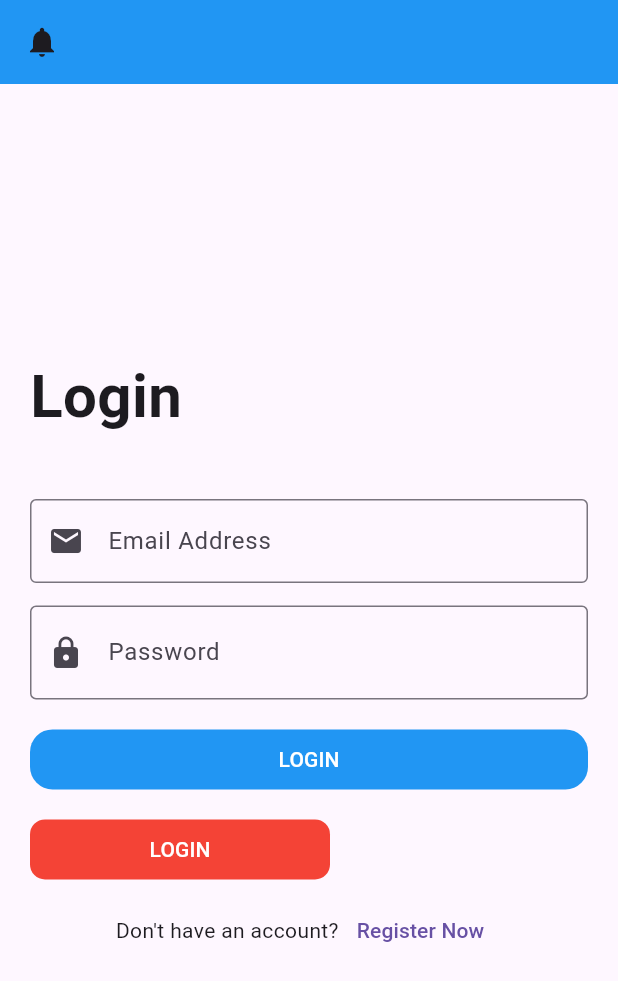
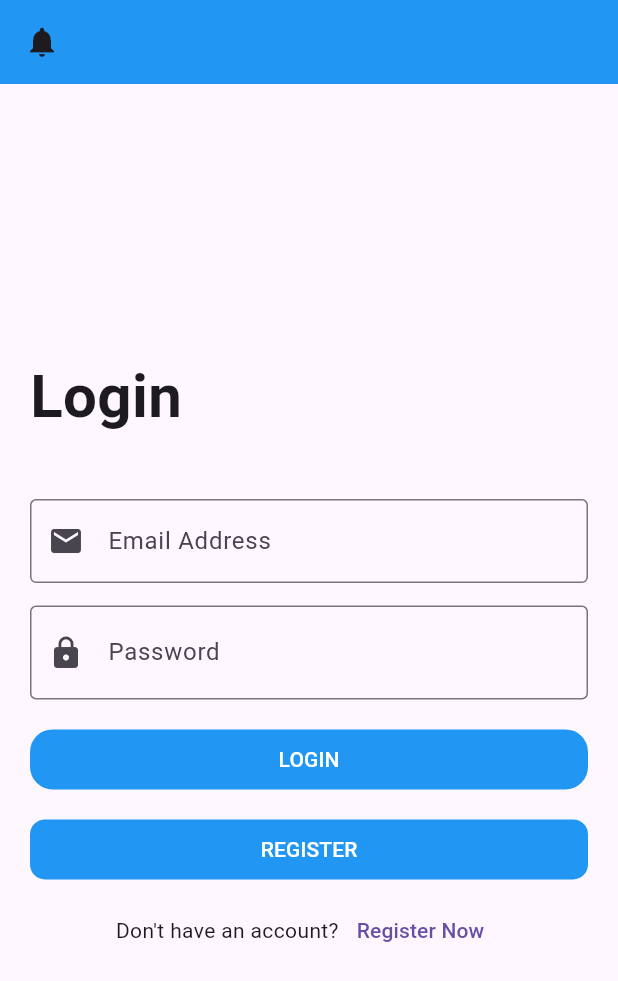
Before and after one commit to MHT25/mht_flutter, a Flutter app: the screen it shows after launch, on a phone screen of 412 x 824 dp. Shown: the top 981 px of the screen. Run offline on Flutter 3.47's test engine with Material 3 defaults, Android fonts, the phone set to English and light mode, and no system bars.

Commit message:
Updating my project

```diff
--- a/lib/modules/login/login_screen.dart
+++ b/lib/modules/login/login_screen.dart
@@ -12,6 +12,7 @@ class LoginScreen extends StatelessWidget
 {
   var emailController=TextEditingController();
   var passwordController=TextEditingController();
+  var formKey = GlobalKey<FormState>();
 
     LoginScreen({super.key});
 
@@ -25,6 +26,8 @@ class LoginScreen extends StatelessWidget
         padding: const EdgeInsets.all(20),
         child: Center(
           child: SingleChildScrollView(
+            child: Form(
+              key:formKey ,
               child: Column(crossAxisAlignment: CrossAxisAlignment.start,
                 children:
                 [
@@ -43,7 +46,18 @@ class LoginScreen extends StatelessWidget
                     controller: emailController,
                     keyboardType: TextInputType.emailAddress,
                     onFieldSubmitted:(Value){print(Value);} ,
-                  onChanged:(Value){print(Value);},
+                    onChanged:(Value)
+                    {
+                      print(Value);
+                    },
+                    validator: (value)
+                    {
+                      if(value!.isEmpty)
+                      {
+                        return 'email address must not be empty';
+                      }
+                      return null;
+                    },
                     decoration: InputDecoration(
                       labelText: 'Email Address',
                       prefixIcon:Icon(Icons.email),
@@ -56,8 +70,22 @@ class LoginScreen extends StatelessWidget
                     controller: passwordController,
                     keyboardType: TextInputType.visiblePassword,
                     obscureText: true,
-                  onFieldSubmitted:(Value){print(Value);} ,
-                  onChanged:(Value){print(Value);},
+                    onFieldSubmitted:(String Value)
+                    {
+                      print(Value);
+                    } ,
+                    onChanged:(String Value)
+                    {
+                      print(Value);
+                    },
+                    validator: (value)
+                    {
+                      if(value!.isEmpty)
+                      {
+                        return 'password must not be empty';
+                      }
+                      return null;
+                    },
                     decoration: InputDecoration(
                       labelText: 'Password',
                       prefixIcon:Icon(Icons.lock),
@@ -72,17 +100,21 @@ class LoginScreen extends StatelessWidget
                     radius: 15,
                     function:()
                     {
+                      if(formKey.currentState!.validate())
+                      {
                         print(emailController.text);
                         print(passwordController.text);
+
+                      }
                     },
                   ),
                   SizedBox(
                     height: 20,
                   ),
                   defaultButton(
-                  text:'login',
-                  background: Colors.red,
-                  width: 200,
+                    text:'Register',
+                    background: Colors.blue,
+                    width:double.infinity,
                     function:()
                     {
                       print(emailController.text);
@@ -104,6 +136,7 @@ class LoginScreen extends StatelessWidget
             ),
           ),
         ),
+      ),
     );
 
   }
```
Lines whose indentation alone changed are shown as unchanged.
